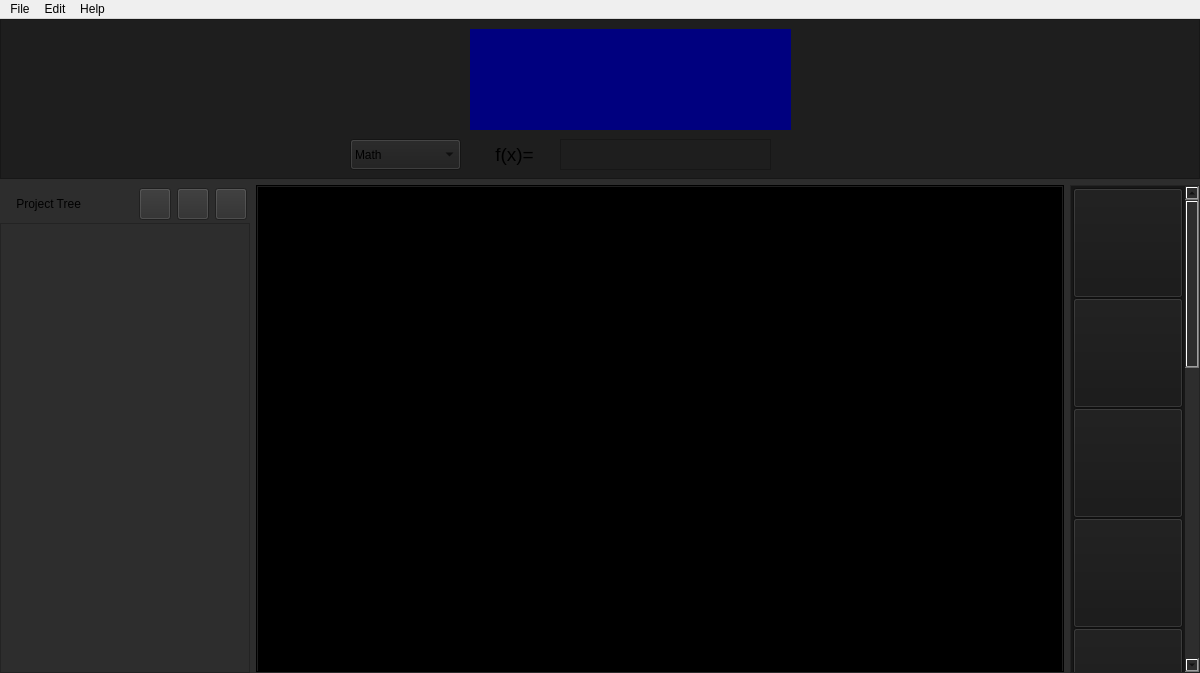
First picture: the form in form.ui, repository Meliani-Mehdi/Graphite_QT, before the edit.
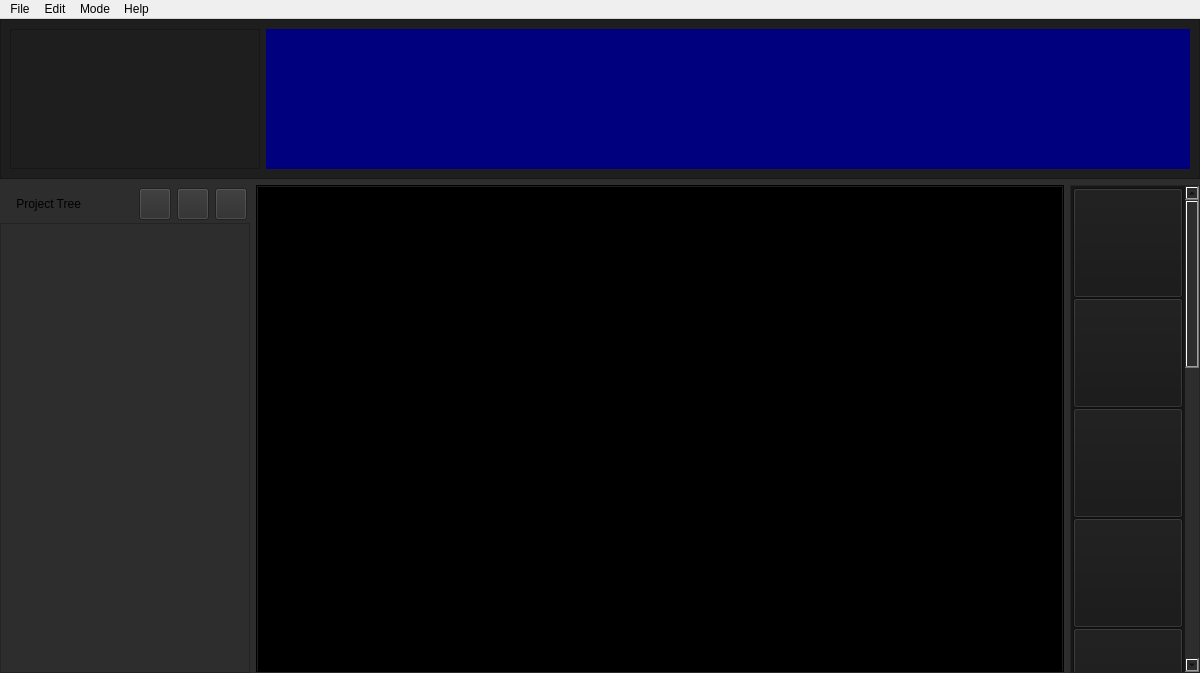
Second picture: the form after the edit. Icons and pictures are not drawn.

Patch:
```diff
--- a/form.ui
+++ b/form.ui
@@ -71,43 +71,31 @@
         <property name="frameShadow">
          <enum>QFrame::Raised</enum>
         </property>
-        <widget class="QComboBox" name="Mode_menu">
-         <property name="geometry">
-          <rect>
-           <x>350</x>
-           <y>120</y>
-           <width>111</width>
-           <height>31</height>
-          </rect>
-         </property>
-         <property name="styleSheet">
-          <string notr="true"/>
-         </property>
+        <layout class="QHBoxLayout" name="horizontalLayout_3">
          <item>
-          <property name="text">
-           <string>Math</string>
-          </property>
-         </item>
-         <item>
-          <property name="text">
-           <string>Biology</string>
-          </property>
-         </item>
-         <item>
-          <property name="text">
-           <string>Eccomerce</string>
-          </property>
-         </item>
-        </widget>
+          <widget class="QFrame" name="frame">
+           <property name="minimumSize">
+            <size>
+             <width>250</width>
+             <height>0</height>
+            </size>
+           </property>
+           <property name="maximumSize">
+            <size>
+             <width>250</width>
+             <height>16777215</height>
+            </size>
+           </property>
+           <property name="frameShape">
+            <enum>QFrame::StyledPanel</enum>
+           </property>
+           <property name="frameShadow">
+            <enum>QFrame::Raised</enum>
+           </property>
+          </widget>
+         </item>
+         <item>
         <widget class="QStackedWidget" name="mode_frames">
-         <property name="geometry">
-          <rect>
-           <x>470</x>
-           <y>10</y>
-           <width>321</width>
-           <height>101</height>
-          </rect>
-         </property>
          <property name="currentIndex">
           <number>0</number>
          </property>
@@ -127,42 +115,8 @@
           </property>
          </widget>
         </widget>
-        <widget class="QTextEdit" name="textEdit">
-         <property name="geometry">
-          <rect>
-           <x>560</x>
-           <y>120</y>
-           <width>211</width>
-           <height>31</height>
-          </rect>
-         </property>
-         <property name="html">
-          <string>&lt;!DOCTYPE HTML PUBLIC &quot;-//W3C//DTD HTML 4.0//EN&quot; &quot;http://www.w3.org/TR/REC-html40/strict.dtd&quot;&gt;
-&lt;html&gt;&lt;head&gt;&lt;meta name=&quot;qrichtext&quot; content=&quot;1&quot; /&gt;&lt;meta charset=&quot;utf-8&quot; /&gt;&lt;style type=&quot;text/css&quot;&gt;
-p, li { white-space: pre-wrap; }
-hr { height: 1px; border-width: 0; }
-li.unchecked::marker { content: &quot;\2610&quot;; }
-li.checked::marker { content: &quot;\2612&quot;; }
-&lt;/style&gt;&lt;/head&gt;&lt;body style=&quot; font-family:'Segoe UI'; font-size:9pt; font-weight:400; font-style:normal;&quot;&gt;
-&lt;p style=&quot;-qt-paragraph-type:empty; margin-top:0px; margin-bottom:0px; margin-left:0px; margin-right:0px; -qt-block-indent:0; text-indent:0px;&quot;&gt;&lt;br /&gt;&lt;/p&gt;&lt;/body&gt;&lt;/html&gt;</string>
-         </property>
-        </widget>
-        <widget class="QLabel" name="label_2">
-         <property name="geometry">
-          <rect>
-           <x>490</x>
-           <y>120</y>
-           <width>49</width>
-           <height>31</height>
-          </rect>
-         </property>
-         <property name="text">
-          <string>&lt;html&gt;&lt;head/&gt;&lt;body&gt;&lt;p&gt;&lt;span style=&quot; font-size:14pt;&quot;&gt;f(x)=&lt;/span&gt;&lt;/p&gt;&lt;/body&gt;&lt;/html&gt;</string>
-         </property>
-         <property name="alignment">
-          <set>Qt::AlignCenter</set>
-         </property>
-        </widget>
+         </item>
+        </layout>
        </widget>
       </item>
       <item>
@@ -757,7 +711,7 @@
      <x>0</x>
      <y>0</y>
      <width>1200</width>
-     <height>22</height>
+     <height>31</height>
     </rect>
    </property>
    <widget class="QMenu" name="menuFile">
@@ -787,8 +741,16 @@
     </property>
     <addaction name="about"/>
    </widget>
+   <widget class="QMenu" name="menuMode">
+    <property name="title">
+     <string>Mode</string>
+    </property>
+    <addaction name="actionMath"/>
+    <addaction name="actionBiology"/>
+   </widget>
    <addaction name="menuFile"/>
    <addaction name="menuEdit"/>
+   <addaction name="menuMode"/>
    <addaction name="menuHelp"/>
   </widget>
   <action name="new_file">
```
Left out of the diff: 10 changed lines with no effect on the pictures. Lines whose indentation alone changed are shown as unchanged.
